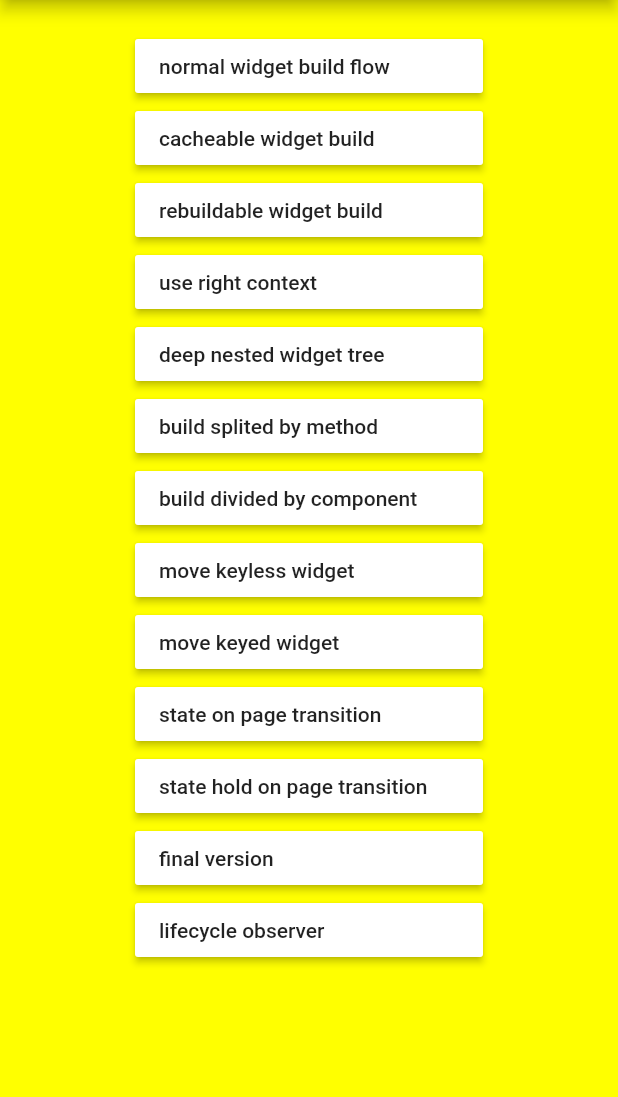
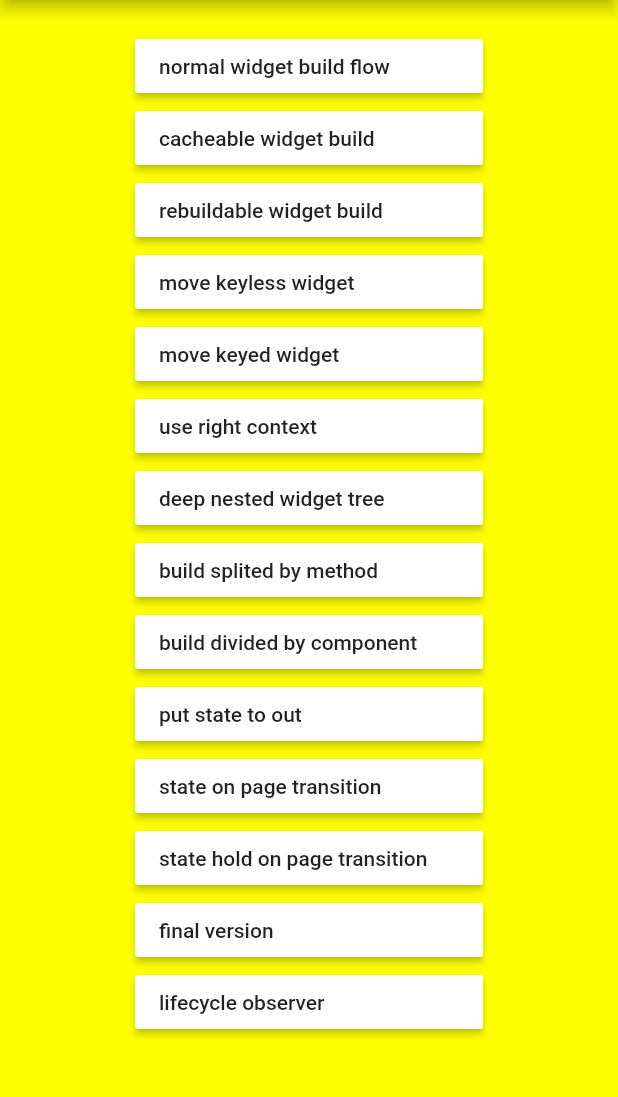
Before and after one commit to cch-robo/basic_strategy_of_state_propagation_in_Flutter, a Flutter app: the screen it shows after launch, on a phone screen of 412 x 824 dp, the part 84-1181 px from its top. Run offline on Flutter 3.47's test engine with Material 2 defaults, Android fonts, the phone set to English and light mode, and no system bars.

Commit message:
move key 関連の配置を変更

```diff
--- a/lib/main.dart
+++ b/lib/main.dart
@@ -2,14 +2,16 @@ import 'package:flutter/material.dart';
 import 'package:basic_of_state_propagation/src/normal_widget_build_flow.dart' as normal_widget_build_flow;
 import 'package:basic_of_state_propagation/src/cacheable_widget_build.dart' as cacheable_widget_build;
 import 'package:basic_of_state_propagation/src/rebuildable_widget_build.dart' as rebuildable_widget_build;
+
+import 'package:basic_of_state_propagation/src/move_keyless_widget.dart' as move_keyless_widget;
+import 'package:basic_of_state_propagation/src/move_keyed_widget.dart' as move_keyed_widget;
+
 import 'package:basic_of_state_propagation/src/use_right_context.dart' as use_right_context;
 
 import 'package:basic_of_state_propagation/src/deep_nested_widget_tree.dart' as deep_nested_widget_tree;
 import 'package:basic_of_state_propagation/src/build_splited_by_method.dart' as build_splited_by_method;
 import 'package:basic_of_state_propagation/src/build_divided_by_component.dart' as build_divided_by_component;
-
-import 'package:basic_of_state_propagation/src/move_keyless_widget.dart' as move_keyless_widget;
-import 'package:basic_of_state_propagation/src/move_keyed_widget.dart' as move_keyed_widget;
+import 'package:basic_of_state_propagation/src/put_state_to_out.dart' as put_state_to_out;
 
 import 'package:basic_of_state_propagation/src/state_on_page_transition.dart' as state_on_page_transition;
 import 'package:basic_of_state_propagation/src/state_hold_on_page_transition.dart' as state_hold_on_page_transition;
@@ -91,6 +93,22 @@ class _MyHomePageState extends State<MyHomePage> {
 
               RaisedButton(
                 color: Colors.white,
+                child: Container(child: Text('move keyless widget'), width: 200),
+                onPressed: () {
+                  move_keyless_widget.main();
+                },
+              ),
+
+              RaisedButton(
+                color: Colors.white,
+                child: Container(child: Text('move keyed widget'), width: 200),
+                onPressed: () {
+                  move_keyed_widget.main();
+                },
+              ),
+
+              RaisedButton(
+                color: Colors.white,
                 child: Container(child: Text('use right context'), width: 200),
                 onPressed: () {
                   use_right_context.main();
@@ -123,17 +141,9 @@ class _MyHomePageState extends State<MyHomePage> {
 
               RaisedButton(
                 color: Colors.white,
-                child: Container(child: Text('move keyless widget'), width: 200),
+                child: Container(child: Text('put state to out'), width: 200),
                 onPressed: () {
-                  move_keyless_widget.main();
-                },
-              ),
-
-              RaisedButton(
-                color: Colors.white,
-                child: Container(child: Text('move keyed widget'), width: 200),
-                onPressed: () {
-                  move_keyed_widget.main();
+                  put_state_to_out.main();
                 },
               ),
 
```
